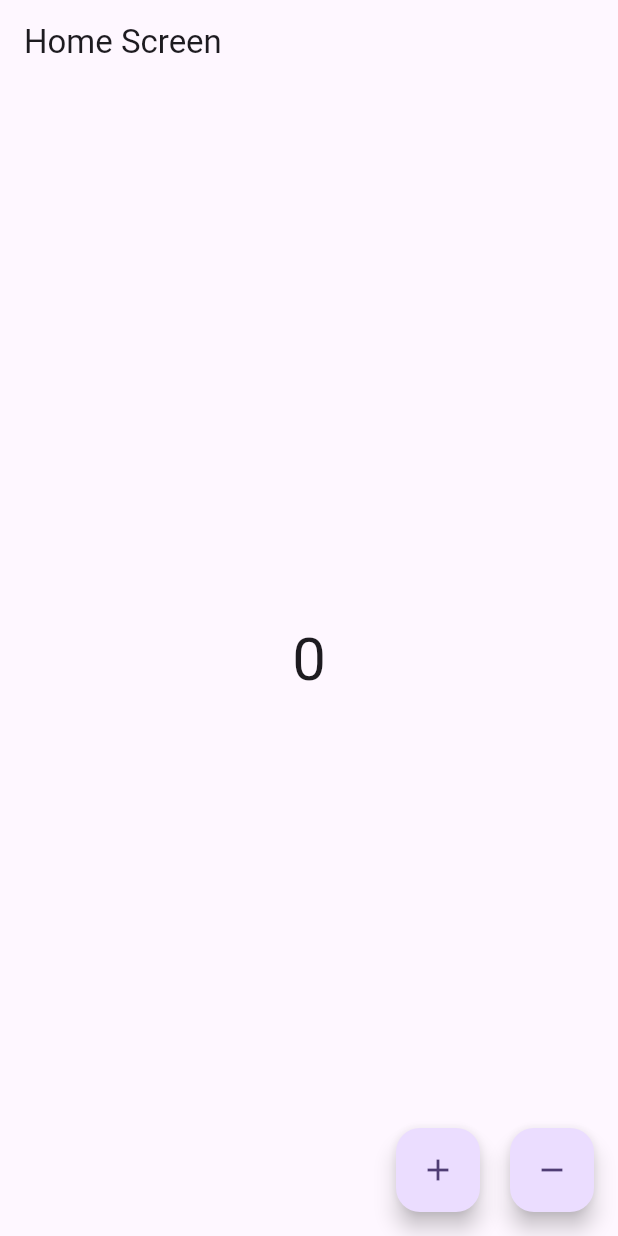
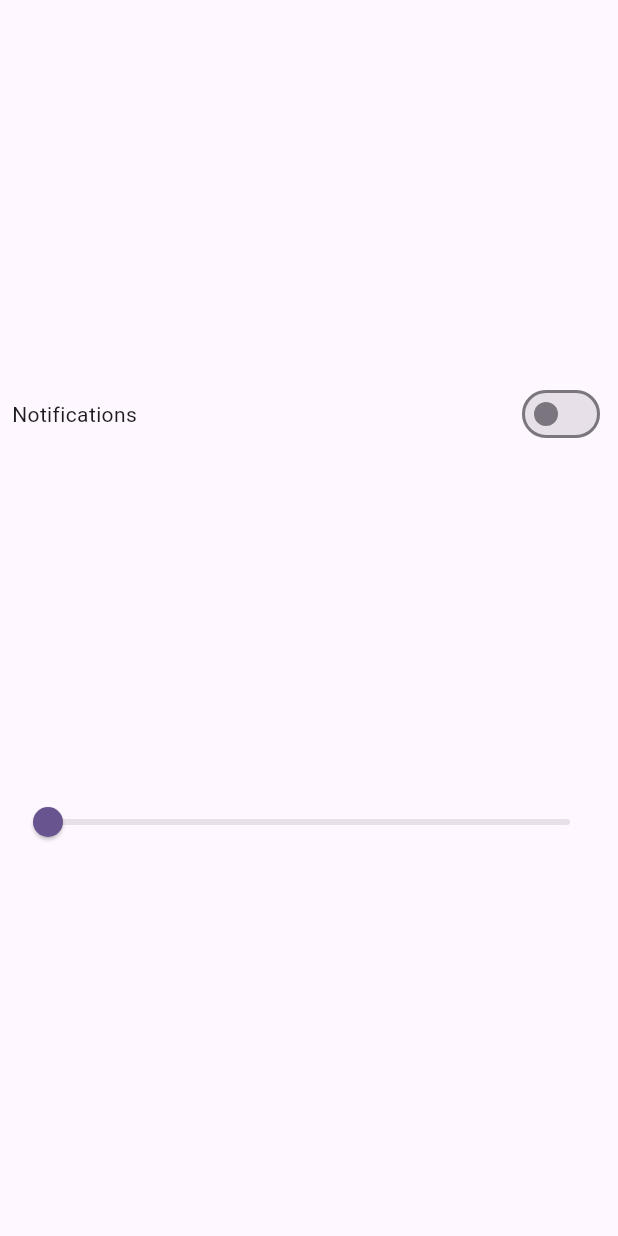
Before and after one commit to huzaifak08/Flutter-Bloc-State-Management, a Flutter app: the screen it shows after launch, on a phone screen of 412 x 824 dp. Run offline on Flutter 3.47's test engine with Material 3 defaults, Android fonts, the phone set to English and light mode, and no system bars; our stand-ins replace bloc, equatable, flutter_bloc.

Commit message:
Handling two states in single Bloc and much more done Allhamdulillah

```diff
--- /dev/null
+++ b/lib/bloc/switch/switch_bloc.dart
@@ -0,0 +1,19 @@
+import 'package:bloc_statemanagement/bloc/switch/switch_event.dart';
+import 'package:bloc_statemanagement/bloc/switch/switch_state.dart';
+import 'package:flutter_bloc/flutter_bloc.dart';
+
+class SwitchBloc extends Bloc<SwitchEvent, SwitchState> {
+  SwitchBloc() : super(const SwitchState()) {
+    on<EnableOrDisableNotifications>(_toggleSwitch);
+    on<SliderEvent>(_handleSlider);
+  }
+
+  void _toggleSwitch(
+      EnableOrDisableNotifications event, Emitter<SwitchState> emit) {
+    emit(state.copyWith(isSwitch: !state.isSwitch));
+  }
+
+  void _handleSlider(SliderEvent event, Emitter<SwitchState> emit) {
+    emit(state.copyWith(slider: event.sliderValue));
+  }
+}
--- /dev/null
+++ b/lib/bloc/switch/switch_event.dart
@@ -0,0 +1,18 @@
+import 'package:equatable/equatable.dart';
+
+abstract class SwitchEvent extends Equatable {
+  const SwitchEvent();
+
+  @override
+  List<Object> get props => [];
+}
+
+class EnableOrDisableNotifications extends SwitchEvent {}
+
+class SliderEvent extends SwitchEvent {
+  final double sliderValue;
+  const SliderEvent({required this.sliderValue});
+
+  @override
+  List<Object> get props => [sliderValue];
+}
--- /dev/null
+++ b/lib/bloc/switch/switch_state.dart
@@ -0,0 +1,15 @@
+import 'package:equatable/equatable.dart';
+
+class SwitchState extends Equatable {
+  final bool isSwitch;
+  final double slider;
+  const SwitchState({this.isSwitch = false, this.slider = 0.0});
+
+  SwitchState copyWith({bool? isSwitch, double? slider}) {
+    return SwitchState(
+        isSwitch: isSwitch ?? this.isSwitch, slider: slider ?? this.slider);
+  }
+
+  @override
+  List<Object?> get props => [isSwitch, slider];
+}
--- a/lib/main.dart
+++ b/lib/main.dart
@@ -1,5 +1,6 @@
 import 'package:bloc_statemanagement/bloc/counter/counter_bloc.dart';
-import 'package:bloc_statemanagement/screens/home_screen.dart';
+import 'package:bloc_statemanagement/bloc/switch/switch_bloc.dart';
+import 'package:bloc_statemanagement/screens/switch_slider_screen.dart';
 import 'package:flutter/material.dart';
 import 'package:flutter_bloc/flutter_bloc.dart';
 
@@ -12,15 +13,18 @@ class MyApp extends StatelessWidget {
 
   @override
   Widget build(BuildContext context) {
-    return BlocProvider(
-      create: (_) => CounterBloc(),
+    return MultiBlocProvider(
+      providers: [
+        BlocProvider(create: (_) => CounterBloc()),
+        BlocProvider(create: (_) => SwitchBloc()),
+      ],
       child: MaterialApp(
         title: 'Flutter Demo',
         theme: ThemeData(
           colorScheme: ColorScheme.fromSeed(seedColor: Colors.deepPurple),
           useMaterial3: true,
         ),
-        home: const HomeScreen(),
+        home: const SwitchSliderScreen(),
       ),
     );
   }
--- a/lib/screens/home_screen.dart
+++ b/lib/screens/counter_screen.dart
@@ -4,8 +4,8 @@ import 'package:bloc_statemanagement/bloc/counter/counter_state.dart';
 import 'package:flutter/material.dart';
 import 'package:flutter_bloc/flutter_bloc.dart';
 
-class HomeScreen extends StatelessWidget {
-  const HomeScreen({super.key});
+class CounterScreen extends StatelessWidget {
+  const CounterScreen({super.key});
 
   @override
   Widget build(BuildContext context) {
--- /dev/null
+++ b/lib/screens/switch_slider_screen.dart
@@ -0,0 +1,70 @@
+import 'package:bloc_statemanagement/bloc/switch/switch_bloc.dart';
+import 'package:bloc_statemanagement/bloc/switch/switch_event.dart';
+import 'package:bloc_statemanagement/bloc/switch/switch_state.dart';
+import 'package:flutter/material.dart';
+import 'package:flutter_bloc/flutter_bloc.dart';
+
+class SwitchSliderScreen extends StatelessWidget {
+  const SwitchSliderScreen({super.key});
+
+  @override
+  Widget build(BuildContext context) {
+    return Scaffold(
+      body: Padding(
+        padding: const EdgeInsets.all(8),
+        child: Column(
+          mainAxisAlignment: MainAxisAlignment.center,
+          children: [
+            Row(
+              mainAxisAlignment: MainAxisAlignment.spaceBetween,
+              children: [
+                const Text('Notifications'),
+                BlocBuilder<SwitchBloc, SwitchState>(
+                  /* As both Slider and Switch are in single bloc so changing
+                  any one will also build the other one , so to handle this we use this
+                  */
+                  buildWhen: (previous, current) =>
+                      previous.isSwitch != current.isSwitch,
+                  builder: (context, state) {
+                    return Switch(
+                      value: state.isSwitch,
+                      onChanged: (value) {
+                        context
+                            .read<SwitchBloc>()
+                            .add(EnableOrDisableNotifications());
+                      },
+                    );
+                  },
+                )
+              ],
+            ),
+            const SizedBox(height: 12),
+            BlocBuilder<SwitchBloc, SwitchState>(
+              buildWhen: (previous, current) =>
+                  previous.slider != current.slider,
+              builder: (context, state) {
+                return Column(
+                  children: [
+                    Container(
+                      height: 200,
+                      color: Colors.red.withOpacity(state.slider),
+                    ),
+                    const SizedBox(height: 12),
+                    Slider(
+                      value: state.slider,
+                      onChanged: (value) {
+                        context
+                            .read<SwitchBloc>()
+                            .add(SliderEvent(sliderValue: value));
+                      },
+                    ),
+                  ],
+                );
+              },
+            )
+          ],
+        ),
+      ),
+    );
+  }
+}
```
